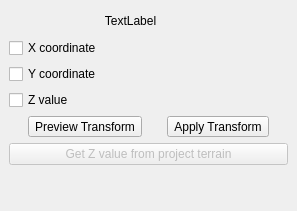
Before: the Qt Designer form src/ui/mesh/qgsmeshtransformcoordinatesdockwidgetbase.ui in carsmie/QGIS, drawn with Qt 5.
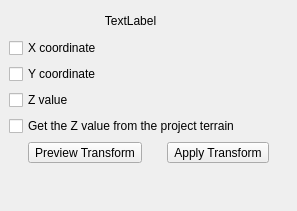
After: the same form once the commit is applied. Icons and pictures are not drawn. Custom widgets are drawn as their Qt base class.

Commit message: Change how "Get Z value from project terrain" tool is presented in Mesh Editing (#60709)

```diff
--- a/src/ui/mesh/qgsmeshtransformcoordinatesdockwidgetbase.ui
+++ b/src/ui/mesh/qgsmeshtransformcoordinatesdockwidgetbase.ui
@@ -38,7 +38,14 @@
       </property>
      </widget>
     </item>
-    <item row="4" column="0" colspan="2">
+    <item row="4" column="0">
+     <widget class="QCheckBox" name="mCheckBoxZFromProjectTerrain">
+      <property name="text">
+       <string>Get the Z value from the project terrain</string>
+      </property>
+     </widget>
+    </item>
+    <item row="5" column="0" colspan="2">
      <layout class="QHBoxLayout" name="horizontalLayout">
       <property name="sizeConstraint">
        <enum>QLayout::SetDefaultConstraint</enum>
@@ -150,16 +157,6 @@
     <item row="1" column="1">
      <widget class="QgsExpressionLineEdit" name="mExpressionEditX" native="true"/>
     </item>
-    <item row="5" column="0" colspan="2">
-     <widget class="QPushButton" name="mGetZValuesButton">
-      <property name="enabled">
-       <bool>false</bool>
-      </property>
-      <property name="text">
-       <string>Get Z value from project terrain</string>
-      </property>
-     </widget>
-    </item>
    </layout>
   </widget>
  </widget>
```
The commit also changes 8 other files.
